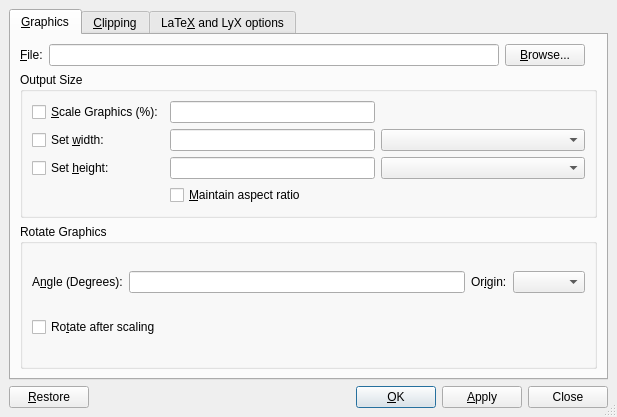
First picture: the form in src/frontends/qt4/ui/GraphicsUi.ui, repository cburschka/lyx, before the edit.
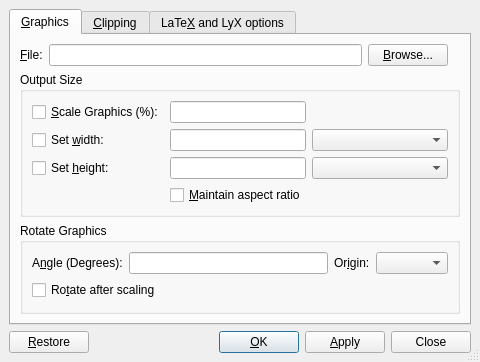
Second picture: the form after the edit. Custom widgets are drawn as their Qt base class.

Commit message: correct size

The edit to the form file:
```diff
--- a/src/frontends/qt4/ui/GraphicsUi.ui
+++ b/src/frontends/qt4/ui/GraphicsUi.ui
@@ -5,8 +5,8 @@
    <rect>
     <x>0</x>
     <y>0</y>
-    <width>617</width>
-    <height>417</height>
+    <width>480</width>
+    <height>348</height>
    </rect>
   </property>
   <property name="sizePolicy" >
@@ -128,8 +128,8 @@
        <rect>
         <x>0</x>
         <y>0</y>
-        <width>595</width>
-        <height>329</height>
+        <width>458</width>
+        <height>272</height>
        </rect>
       </property>
       <attribute name="title" >
```
Left out of the diff: 8 changed lines with no effect on the pictures.
